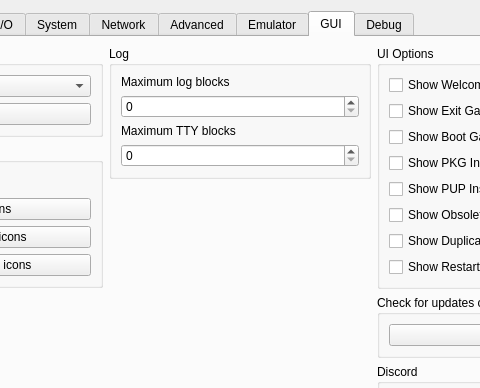
The window that rpcs3/rpcs3qt/settings_dialog.ui (RPCS3/rpcs3) describes before a commit, drawn with Qt 5; both pictures show x 181 to 661 and y 0 to 388 of the 856 by 688 pixel window.
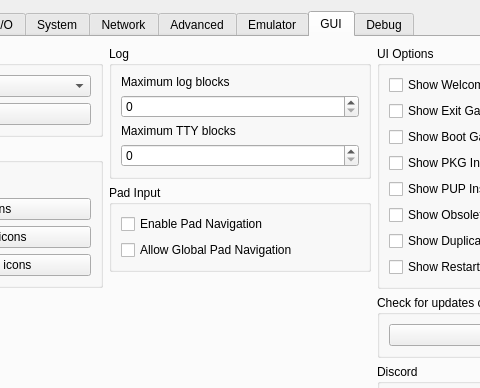
The same window after the commit. The open tabs and pages were chosen to show the change. Icons and pictures are not drawn.

Commit message: gui/input: add gui input with native events

```diff
--- a/rpcs3/rpcs3qt/settings_dialog.ui
+++ b/rpcs3/rpcs3qt/settings_dialog.ui
@@ -3835,6 +3835,29 @@
               </layout>
              </widget>
             </item>
+            <item>
+             <widget class="QGroupBox" name="gb_gui_pad_input">
+              <property name="title">
+               <string>Pad Input</string>
+              </property>
+              <layout class="QVBoxLayout" name="gb_gui_pad_input_layout">
+               <item>
+                <widget class="QCheckBox" name="cb_pad_navigation">
+                 <property name="text">
+                  <string>Enable Pad Navigation</string>
+                 </property>
+                </widget>
+               </item>
+               <item>
+                <widget class="QCheckBox" name="cb_global_pad_navigation">
+                 <property name="text">
+                  <string>Allow Global Pad Navigation</string>
+                 </property>
+                </widget>
+               </item>
+              </layout>
+             </widget>
+            </item>
             <item>
              <spacer name="guiTabSpacerMiddle">
               <property name="orientation">
```
The commit also changes 11 other files.
